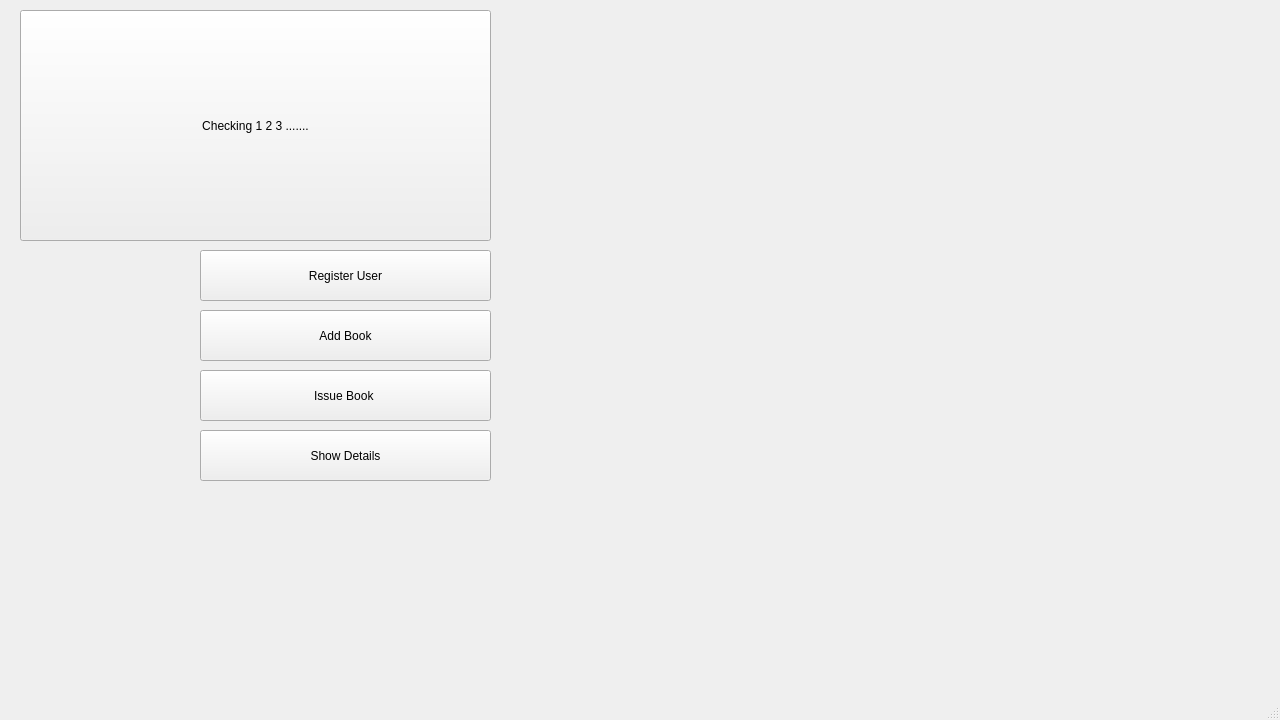
The window that mainwindow.ui (WHitE-TITaN/Library-Management-System) describes before a commit, drawn with Qt 5.
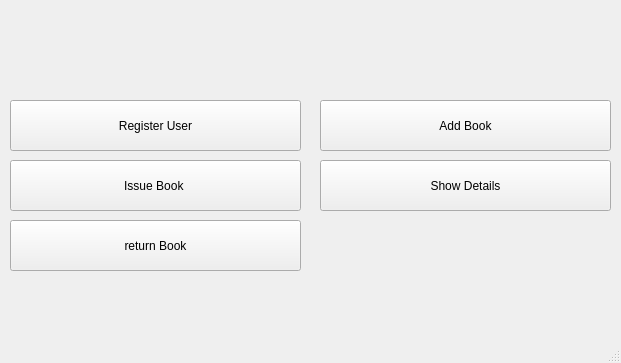
The same window after the commit.

Commit message: added ui for returning book with fine calculation

```diff
--- a/mainwindow.ui
+++ b/mainwindow.ui
@@ -6,32 +6,19 @@
    <rect>
     <x>0</x>
     <y>0</y>
-    <width>1280</width>
-    <height>720</height>
+    <width>621</width>
+    <height>363</height>
    </rect>
   </property>
   <property name="windowTitle">
    <string>MainWindow</string>
   </property>
   <widget class="QWidget" name="centralwidget">
-   <widget class="QPushButton" name="check1">
-    <property name="geometry">
-     <rect>
-      <x>20</x>
-      <y>10</y>
-      <width>471</width>
-      <height>231</height>
-     </rect>
-    </property>
-    <property name="text">
-     <string>Checking 1 2 3 .......</string>
-    </property>
-   </widget>
    <widget class="QPushButton" name="registerUserButton">
     <property name="geometry">
      <rect>
-      <x>200</x>
-      <y>250</y>
+      <x>10</x>
+      <y>100</y>
       <width>291</width>
       <height>51</height>
      </rect>
@@ -43,8 +30,8 @@
    <widget class="QPushButton" name="registerBookButton">
     <property name="geometry">
      <rect>
-      <x>200</x>
-      <y>310</y>
+      <x>320</x>
+      <y>100</y>
       <width>291</width>
       <height>51</height>
      </rect>
@@ -56,8 +43,8 @@
    <widget class="QPushButton" name="BookIssueButton">
     <property name="geometry">
      <rect>
-      <x>200</x>
-      <y>370</y>
+      <x>10</x>
+      <y>160</y>
       <width>291</width>
       <height>51</height>
      </rect>
@@ -69,8 +56,8 @@
    <widget class="QPushButton" name="ShowBookDetails">
     <property name="geometry">
      <rect>
-      <x>200</x>
-      <y>430</y>
+      <x>320</x>
+      <y>160</y>
       <width>291</width>
       <height>51</height>
      </rect>
@@ -79,6 +66,19 @@
      <string>Show Details</string>
     </property>
    </widget>
+   <widget class="QPushButton" name="returnBookButton">
+    <property name="geometry">
+     <rect>
+      <x>10</x>
+      <y>220</y>
+      <width>291</width>
+      <height>51</height>
+     </rect>
+    </property>
+    <property name="text">
+     <string>return Book</string>
+    </property>
+   </widget>
   </widget>
   <widget class="QMenuBar" name="menubar">
    <property name="geometry">
```
Left out of the diff: 2 changed lines with no effect on the pictures. The commit also changes 10 other files.
